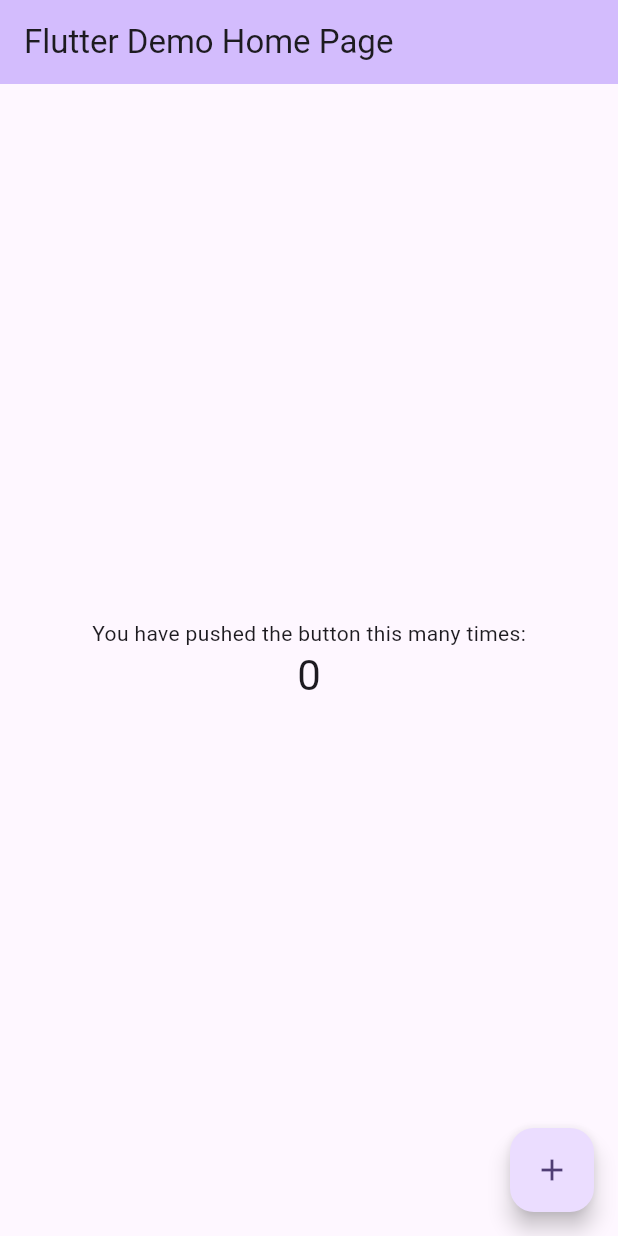
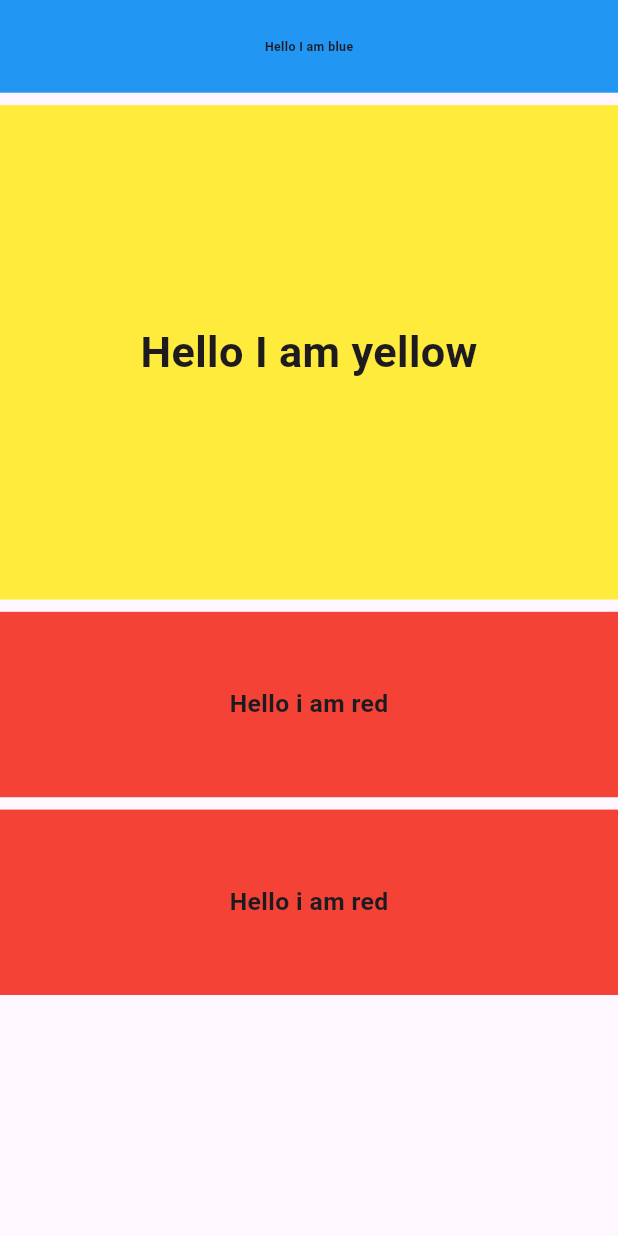
Before and after one commit to Manahiltareen/flutterweb, a Flutter app: the screen it shows after launch, on a phone screen of 412 x 824 dp. Run offline on Flutter 3.47's test engine with Material 3 defaults, Android fonts, the phone set to English and light mode, and no system bars.

Commit message:
clean code

```diff
--- /dev/null
+++ b/lib/Controller/Dimensions/Dimensions.dart
@@ -0,0 +1,9 @@
+import 'package:flutter/material.dart';
+import 'package:flutterweb/Controller/MediaQueries/MediaQueries.dart';
+class Dimensions {
+
+  static getSmallSize(BuildContext context) => GetMediaQuery.getWidth(context) * 0.02;
+  static getMediumSize(BuildContext context) => GetMediaQuery.getWidth(context) * 0.04;
+  static getLargeSize(BuildContext context) => GetMediaQuery.getWidth(context) * 0.07;
+
+}
--- /dev/null
+++ b/lib/Controller/MediaQueries/MediaQueries.dart
@@ -0,0 +1,12 @@
+import 'package:flutter/material.dart';
+class GetMediaQuery
+{
+  static getHeigth(BuildContext context)
+  {
+    return  MediaQuery.of(context).size.height;
+  }
+  static getWidth(BuildContext context)
+  {
+    return MediaQuery.of(context).size.width;
+  }
+}
--- /dev/null
+++ b/lib/Controller/Responsive_Layout/responsive_layout.dart
@@ -0,0 +1,19 @@
+import 'package:flutter/material.dart';
+class ResponsiveLayout extends StatelessWidget {
+  Widget tablet;
+  Widget mobile;
+  Widget desktop;
+  ResponsiveLayout({super.key, required this.mobile, required this.desktop, required this.tablet});
+
+  @override
+  Widget build(BuildContext context) {
+    return LayoutBuilder(builder: (context, constraints){
+      if(constraints.maxWidth < 550)
+        return mobile;
+      else if (constraints.maxWidth < 1100)
+        return tablet;
+      else
+        return desktop;
+    });
+  }
+}
--- /dev/null
+++ b/lib/Routes/routes.dart
@@ -0,0 +1,7 @@
+class AppRoutes {
+  static final String  mainScreen = "/MainHomeScreen";
+  static final String  desktopScreen = "/DesktopHomeScreen";
+  static final String  mobileScreen = "/MobileHomeScreen";
+  static final String  tabletScreen = "/TabletHomeScreen";
+
+}
--- /dev/null
+++ b/lib/View/HomeScreens/Container/Container.dart
@@ -0,0 +1,32 @@
+import 'package:flutter/material.dart';
+import 'package:flutterweb/Controller/Dimensions/Dimensions.dart';
+import 'package:flutterweb/Controller/MediaQueries/MediaQueries.dart';
+class MyContainer extends StatefulWidget {
+  double? mywidth;
+  double? myHeight;
+  String? text;
+  Color? color;
+  double? fontSize ;
+   MyContainer({super.key,  this.mywidth, required this.myHeight, required this.text, required this.color, required this.fontSize});
+
+  @override
+  State<MyContainer> createState() => _MyContainerState();
+}
+
+class _MyContainerState extends State<MyContainer> {
+
+  @override
+  Widget build(BuildContext context) {
+    final double containerWidth = widget.mywidth != null
+        ? GetMediaQuery.getWidth(context) * widget.mywidth!
+        : double.infinity;
+    return
+      Container(
+      width:containerWidth ,
+      height: GetMediaQuery.getWidth(context)* widget.myHeight,
+      color:widget.color,
+        child: Center(child: Text(widget.text.toString(),
+          style: TextStyle( fontSize:widget.fontSize, fontWeight:   FontWeight.bold ),)),
+    );
+  }
+}
--- /dev/null
+++ b/lib/View/HomeScreens/MainHomeScreen.dart
@@ -0,0 +1,17 @@
+import 'package:flutter/material.dart';
+import 'package:flutterweb/Controller/Responsive_Layout/responsive_layout.dart';
+import 'package:flutterweb/View/HomeScreens/DesktopHomeScreen.dart';
+import 'package:flutterweb/View/HomeScreens/MobileHomeScreen.dart';
+import 'package:flutterweb/View/HomeScreens/TabletHomeScreenn.dart';
+class Mainhomescreen extends StatelessWidget {
+  const Mainhomescreen({super.key});
+
+  @override
+  Widget build(BuildContext context) {
+    return ResponsiveLayout(
+        mobile: MobileHomeScreen(),
+        desktop:DesktopHomeScreen(),
+        tablet: TabletHomeScreen(),
+    );
+  }
+}
--- /dev/null
+++ b/lib/View/HomeScreens/MobileHomeScreen.dart
@@ -0,0 +1,32 @@
+import 'package:flutter/material.dart';
+import 'package:flutter/rendering.dart';
+import 'package:flutterweb/Controller/Dimensions/Dimensions.dart';
+import 'package:flutterweb/View/HomeScreens/Container/Container.dart';
+class MobileHomeScreen extends StatelessWidget {
+  const MobileHomeScreen({super.key});
+
+  @override
+  Widget build(BuildContext context) {
+  final  screenWidth = MediaQuery.of(context).size.width;
+  final screenHeight = MediaQuery.of(context).size.height;
+    return Scaffold(
+      body: SingleChildScrollView(
+        scrollDirection: Axis.vertical,
+        child: Column(
+          children: [
+            MyContainer(mywidth: double.infinity,
+                myHeight: 0.15, text: "Hello I am blue", color: Colors.blue,fontSize: Dimensions.getSmallSize(context)),
+
+            SizedBox(height:screenHeight * 0.01 ,),
+            MyContainer(mywidth: 1, myHeight: 0.8, text: "Hello I am yellow",color: Colors.yellow,fontSize: Dimensions.getLargeSize(context),),
+
+            SizedBox(height:screenHeight * 0.01 ,),
+            MyContainer( myHeight: 0.3, text: "Hello i am red", color: Colors.red,fontSize: Dimensions.getMediumSize(context)),
+            SizedBox(height:screenHeight * 0.01 ,),
+            MyContainer( myHeight: 0.3, text: "Hello i am red", color: Colors.red,fontSize: Dimensions.getMediumSize(context)),
+          ],
+        ),
+      ),
+    );
+  }
+}
--- a/lib/main.dart
+++ b/lib/main.dart
@@ -1,4 +1,6 @@
 import 'package:flutter/material.dart';
+import 'package:flutterweb/Routes/routes.dart';
+import 'package:flutterweb/View/HomeScreens/MainHomeScreen.dart';
 
 void main() {
   runApp(const MyApp());
@@ -11,27 +13,23 @@ class MyApp extends StatelessWidget {
   @override
   Widget build(BuildContext context) {
     return MaterialApp(
-      title: 'Flutter Demo',
+
+      title: 'My Web',
       theme: ThemeData(
-        // This is the theme of your application.
-        //
-        // TRY THIS: Try running your application with "flutter run". You'll see
-        // the application has a purple toolbar. Then, without quitting the app,
-        // try changing the seedColor in the colorScheme below to Colors.green
-        // and then invoke "hot reload" (save your changes or press the "hot
-        // reload" button in a Flutter-supported IDE, or press "r" if you used
-        // the command line to start the app).
-        //
-        // Notice that the counter didn't reset back to zero; the application
-        // state is not lost during the reload. To reset the state, use hot
-        // restart instead.
-        //
-        // This works for code too, not just values: Most code changes can be
-        // tested with just a hot reload.
+
         colorScheme: ColorScheme.fromSeed(seedColor: Colors.deepPurple),
         useMaterial3: true,
       ),
-      home: const MyHomePage(title: 'Flutter Demo Home Page'),
+      // home:
+      // Scaffold(body: AboutSection()),
+
+        // PortfolioApp
+      // PortfolioHomePage(),
+      // NewHeroSectionContent(),
+      initialRoute: AppRoutes.mainScreen,
+      routes: {
+        AppRoutes.mainScreen: (context)=> Mainhomescreen(),
+      },
     );
   }
 }
--- a/pubspec.yaml
+++ b/pubspec.yaml
@@ -34,6 +34,8 @@ dependencies:
   # The following adds the Cupertino Icons font to your application.
   # Use with the CupertinoIcons class for iOS style icons.
   cupertino_icons: ^1.0.8
+  google_fonts: ^6.2.1
+  dio: ^5.8.0+1
 
 dev_dependencies:
   flutter_test:
@@ -58,8 +60,8 @@ flutter:
   uses-material-design: true
 
   # To add assets to your application, add an assets section, like this:
-  # assets:
-  #   - images/a_dot_burr.jpeg
+  assets:
+     - assets/
   #   - images/a_dot_ham.jpeg
 
   # An image asset can refer to one or more resolution-specific "variants", see
```
Also changed, not shown: lib/View/HomeScreens/DesktopHomeScreen.dart (added, +46 -0 lines), lib/View/HomeScreens/TabletHomeScreenn.dart (added, +45 -0 lines), assets/manahil.png (added), assets/manahil2.jpg (added), assets/manahil23.jpg (added), assets/orange.png (added), assets/purple.png (added), pubspec.lock, 2 other files.
